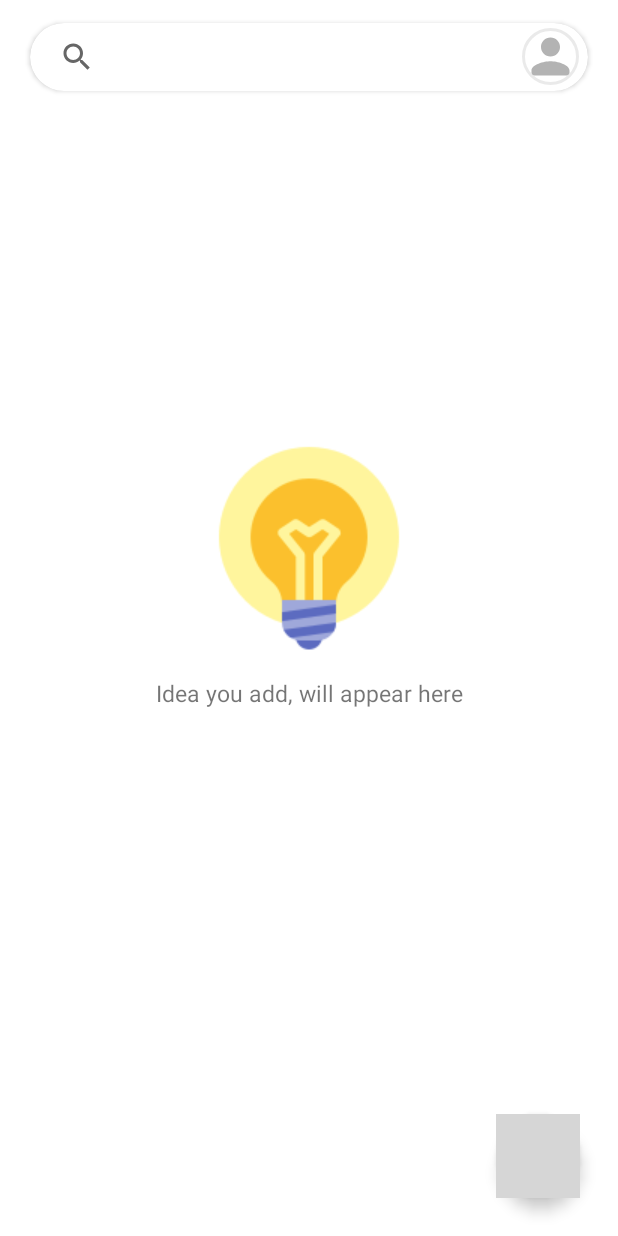
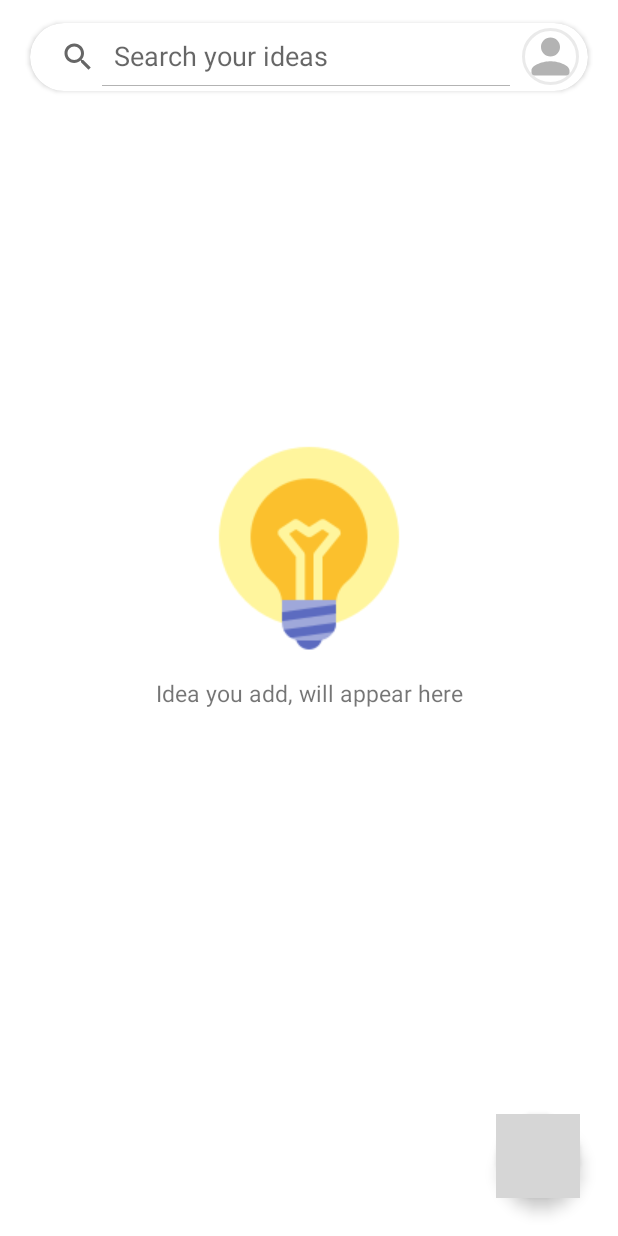
Before and after one commit to daudhrimon/Simple-NotePad-App, an Android app: the fragment HomeFragment placed in its activity, on a phone screen of 412 x 824 dp. Run offline under Robolectric (Android 15) with nearby library versions, the phone set to English and light mode, and no system bars; our stand-ins replace CircleImageView, Firebase (no records; nobody signed in at launch, a user with empty details on screens opened directly), Picasso; grey boxes are pictures that could not be loaded.

Commit message:
searchView Done

```diff
--- a/app/src/main/java/com/daud/simplenotepad/IdeasAdapter.java
+++ b/app/src/main/java/com/daud/simplenotepad/IdeasAdapter.java
@@ -91,7 +91,7 @@ public class IdeasAdapter extends RecyclerView.Adapter<IdeasAdapter.IdeasViewHol
             titleTv = itemView.findViewById(R.id.titleTvNvh);
             ideaTv = itemView.findViewById(R.id.ideaTvNvh);
             ideaCard = itemView.findViewById(R.id.ideaCard);
-            ideaCard.setBackgroundColor(Color.parseColor(getRandomColor()));
+            //ideaCard.setBackgroundColor(Color.parseColor(getRandomColor()));
             firebaseAuth = FirebaseAuth.getInstance();
             databaseReference = FirebaseDatabase.getInstance().getReference().child("AllUsersIdea");
         }
--- a/app/src/main/res/layout/fragment_home.xml
+++ b/app/src/main/res/layout/fragment_home.xml
@@ -23,13 +23,16 @@
             android:layout_height="match_parent">
 
             <androidx.appcompat.widget.SearchView
+                android:id="@+id/searchView"
                 android:layout_width="match_parent"
                 android:layout_height="match_parent"
-                android:layout_marginStart="7dp"
-                android:layout_marginTop="5dp"
-                android:layout_marginEnd="7dp"
-                android:layout_marginBottom="5dp"
-                android:layout_toStartOf="@+id/profileIcon" />
+                android:layout_alignParentStart="true"
+                android:layout_toStartOf="@+id/profileIcon"
+                android:layout_marginTop="3dp"
+                android:layout_marginBottom="3dp"
+                android:layout_centerVertical="true"
+                app:iconifiedByDefault="false"
+                app:queryHint="Search your ideas"/>
 
             <de.hdodenhof.circleimageview.CircleImageView
                 android:id="@+id/profileIcon"
--- a/app/src/main/res/layout/single_edittext_updater.xml
+++ b/app/src/main/res/layout/single_edittext_updater.xml
@@ -15,8 +15,8 @@
 
     <ImageButton
         android:id="@+id/cancelBtn"
-        android:layout_width="50dp"
-        android:layout_height="50dp"
+        android:layout_width="48dp"
+        android:layout_height="48dp"
         android:layout_alignParentEnd="true"
         android:layout_marginEnd="4dp"
         android:layout_marginBottom="4dp"
```
Also changed, not shown: app/src/main/java/com/daud/simplenotepad/HomeFragment.java (+43 -15 lines), app/src/main/res/layout/profile_layout.xml (+7 -5 lines).
